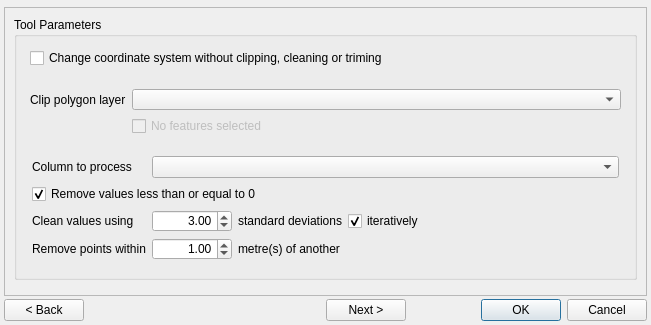
Above: pat/gui/cleanTrimPoints_wizard_base.ui from CSIRO-Precision-Agriculture/PAT_QGIS_Plugin before the change. Below: the same form after it.
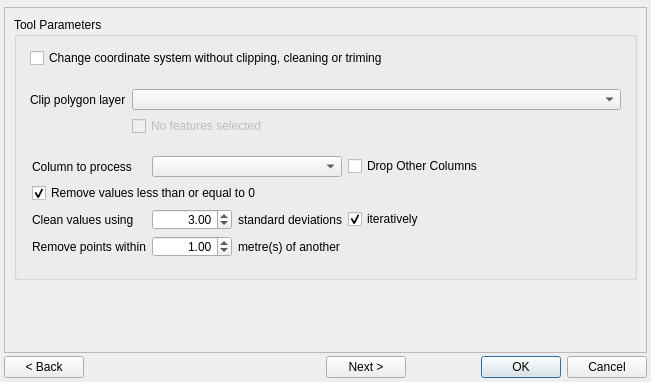
That is the form after the change. The open tabs and pages were chosen to show the change. Custom widgets are drawn as their Qt base class.

```diff
--- a/pat/gui/cleanTrimPoints_wizard_base.ui
+++ b/pat/gui/cleanTrimPoints_wizard_base.ui
@@ -10,7 +10,7 @@
     <x>0</x>
     <y>0</y>
     <width>651</width>
-    <height>325</height>
+    <height>382</height>
    </rect>
   </property>
   <property name="sizePolicy">
@@ -953,7 +953,7 @@
                  </property>
                 </widget>
                </item>
-               <item row="1" column="1" colspan="3">
+               <item row="1" column="1" colspan="2">
                 <widget class="QComboBox" name="cboProcessField">
                  <property name="enabled">
                   <bool>true</bool>
@@ -990,6 +990,19 @@
                  </property>
                 </widget>
                </item>
+               <item row="1" column="3">
+                <widget class="QCheckBox" name="chkDropFields">
+                 <property name="enabled">
+                  <bool>true</bool>
+                 </property>
+                 <property name="text">
+                  <string>Drop Other Columns</string>
+                 </property>
+                 <property name="checked">
+                  <bool>false</bool>
+                 </property>
+                </widget>
+               </item>
               </layout>
              </item>
             </layout>
@@ -1193,6 +1206,9 @@
     <layout class="QGridLayout" name="gridLayout_5">
      <item row="0" column="0">
       <widget class="QPushButton" name="cmdBack">
+       <property name="enabled">
+        <bool>true</bool>
+       </property>
        <property name="text">
         <string>&lt; Back</string>
        </property>
```
Left out of the diff: 22 changed lines with no effect on the pictures.
